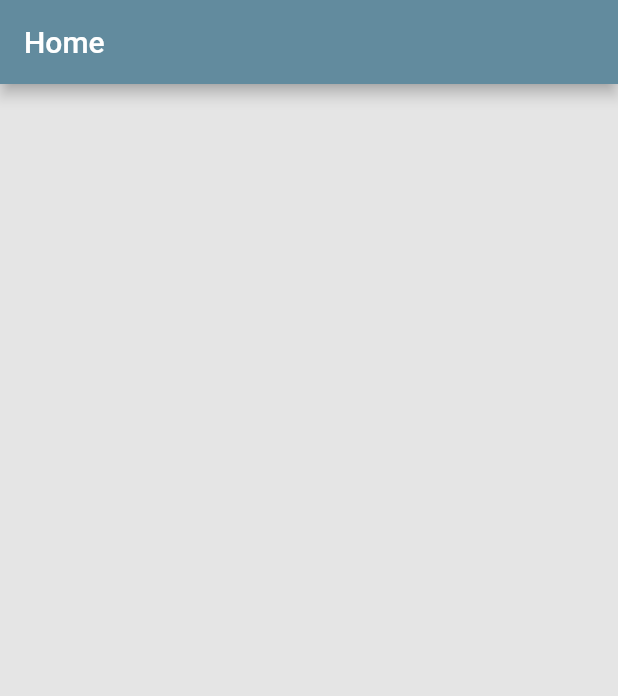
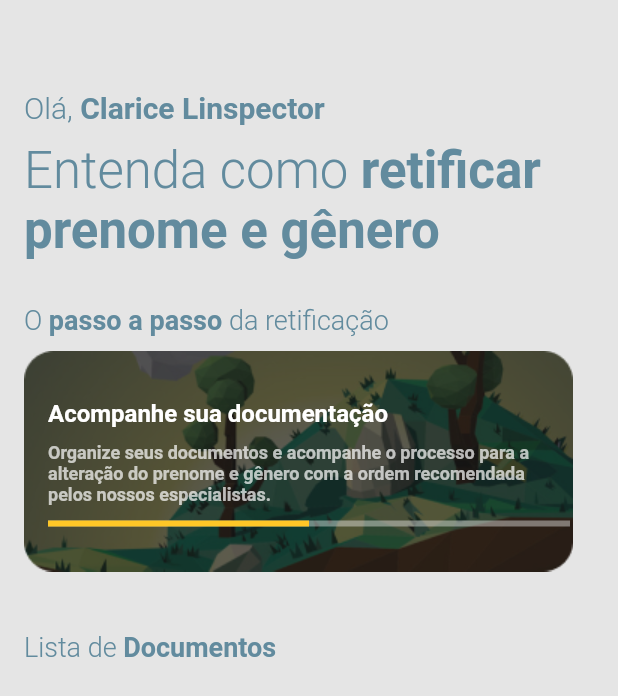
Before and after one commit to ambitencourt/ods10, a Flutter app: the screen it shows after launch, on a phone screen of 412 x 824 dp. Shown: the top 696 px of the screen. Run offline on Flutter 3.47's test engine with Material 2 defaults, Android fonts, the phone set to English and light mode, and no system bars; our stand-ins replace flutter_modular, google_fonts; Roboto replaces fonts that are missing (Ubuntu).

Commit message:
inits ui for home screen

```diff
--- a/lib/app/modules/journey/presentation/pages/home/home_page.dart
+++ b/lib/app/modules/journey/presentation/pages/home/home_page.dart
@@ -1,4 +1,7 @@
 import 'package:flutter/material.dart';
+import 'package:ods10/app/common/resources/app_colors.dart';
+import 'package:ods10/app/common/resources/app_images.dart';
+import 'package:ods10/app/common/resources/app_text_styles.dart';
 
 class HomePage extends StatefulWidget {
   const HomePage({Key? key}) : super(key: key);
@@ -11,15 +14,131 @@ class _HomePageState extends State<HomePage> {
   @override
   Widget build(BuildContext context) {
     return Scaffold(
-      appBar: AppBar(
-        title: const Text('Home'),
-      ),
-      body: Center(
-        child: Column(
-          mainAxisAlignment: MainAxisAlignment.center,
-          children: const [],
+      body: SafeArea(
+        child: Padding(
+          padding: const EdgeInsets.symmetric(horizontal: 16),
+          child: SingleChildScrollView(
+            child: Column(
+              mainAxisSize: MainAxisSize.min,
+              mainAxisAlignment: MainAxisAlignment.start,
+              crossAxisAlignment: CrossAxisAlignment.start,
+              children: [
+                const SizedBox(height: 60),
+                Row(
+                  children: [
+                    RichText(
+                      text: TextSpan(
+                        children: [
+                          TextSpan(
+                            text: 'Olá, ',
+                            style: getRegularStyle(fontSize: 20),
+                          ),
+                          TextSpan(
+                            text: 'Clarice Linspector',
+                            style: getBoldStyle(fontSize: 20),
+                          ),
+                        ],
+                      ),
+                    ),
+                  ],
+                ),
+                const SizedBox(height: 10),
+                RichText(
+                  text: TextSpan(
+                    children: [
+                      TextSpan(
+                        text: 'Entenda como ',
+                        style: getRegularStyle(fontSize: 34),
+                      ),
+                      TextSpan(
+                        text: 'retificar prenome e gênero',
+                        style: getBoldStyle(fontSize: 34),
+                      ),
+                    ],
+                  ),
+                ),
+                const SizedBox(height: 30),
+                RichText(
+                  text: TextSpan(
+                    children: [
+                      TextSpan(
+                        text: 'O ',
+                        style: getRegularStyle(fontSize: 18),
+                      ),
+                      TextSpan(
+                        text: 'passo a passo ',
+                        style: getBoldStyle(fontSize: 18),
+                      ),
+                      TextSpan(
+                        text: 'da retificação',
+                        style: getRegularStyle(fontSize: 18),
+                      ),
+                    ],
+                  ),
+                ),
+                const SizedBox(height: 10),
+                _buildCentralImage(context),
+                const SizedBox(height: 40),
+                Row(
+                  children: [
+                    RichText(
+                      text: TextSpan(
+                        children: [
+                          TextSpan(
+                            text: 'Lista de ',
+                            style: getRegularStyle(fontSize: 18),
+                          ),
+                          TextSpan(
+                            text: 'Documentos',
+                            style: getBoldStyle(fontSize: 18),
+                          ),
+                        ],
+                      ),
+                    ),
+                  ],
+                ),
+              ],
+            ),
+          ),
         ),
       ),
     );
   }
+
+  Widget _buildCentralImage(BuildContext context) {
+    return Stack(
+      children: [
+        Image.asset(AppImages.rectangle1816),
+        Padding(
+          padding: const EdgeInsets.all(16),
+          child: Column(
+            crossAxisAlignment: CrossAxisAlignment.start,
+            children: [
+              const SizedBox(height: 16),
+              Text(
+                'Acompanhe sua documentação',
+                style: getBoldStyle(
+                  color: AppColors.white,
+                ),
+              ),
+              const SizedBox(height: 10),
+              Text(
+                'Organize seus documentos e acompanhe o processo para a alteração do prenome e gênero com a ordem recomendada pelos nossos especialistas.',
+                style: getBoldStyle(
+                  fontSize: 12,
+                  color: AppColors.white.withOpacity(0.7),
+                ),
+              ),
+              const SizedBox(height: 10),
+              LinearProgressIndicator(
+                value: 0.5,
+                backgroundColor: AppColors.white.withOpacity(0.4),
+                color: AppColors.secondary,
+              ),
+            ],
+          ),
+        ),
+      ],
+    );
+  }
 }
```
